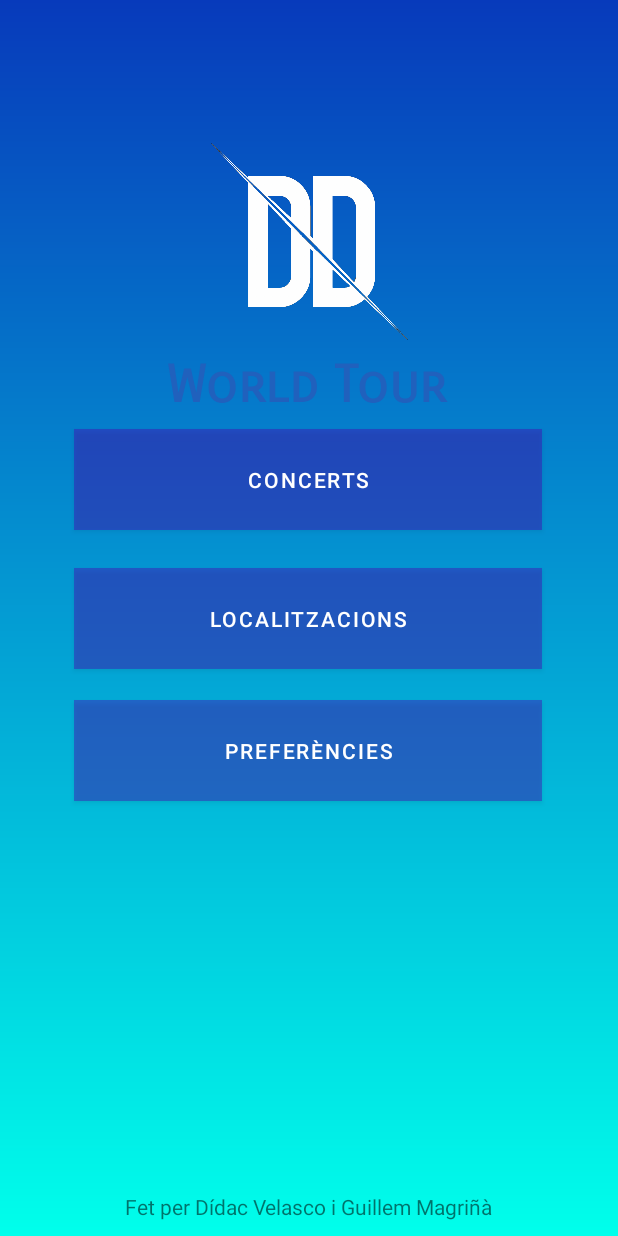
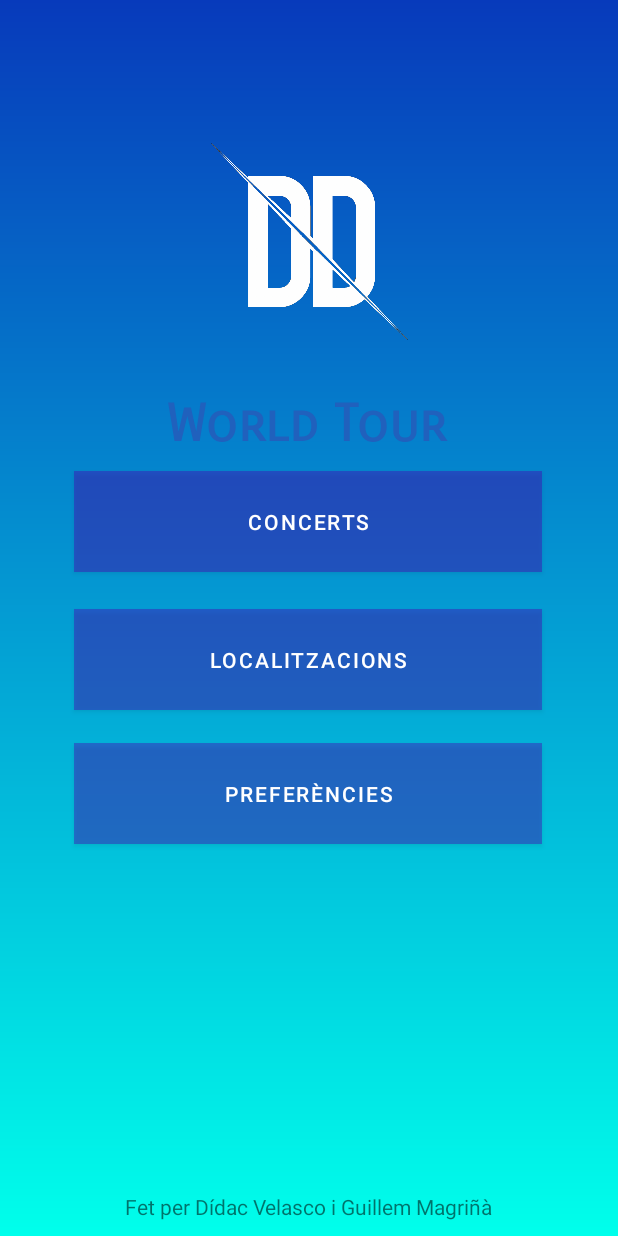
Before and after one commit to GuillemBSK/ArtistesMusicals, an Android app: the screen it shows after launch (MainActivity), on a phone screen of 412 x 824 dp. Run offline under Robolectric (Android 15) with nearby library versions, the phone set to English and light mode, and no system bars.

Commit message:
Correcció Main Layout.

```diff
--- a/app/src/main/res/layout/activity_main.xml
+++ b/app/src/main/res/layout/activity_main.xml
@@ -34,7 +34,21 @@
         app:layout_constraintEnd_toEndOf="parent"
         app:layout_constraintHorizontal_bias="0.494"
         app:layout_constraintStart_toStartOf="parent"
-        app:layout_constraintTop_toTopOf="parent" />
+        app:layout_constraintTop_toTopOf="parent"
+        app:layout_constraintVertical_bias="0.538" />
+
+    <Button
+        android:id="@+id/button6"
+        android:layout_width="312dp"
+        android:layout_height="67dp"
+        android:background="#66000000"
+        android:text="Concerts"
+        app:layout_constraintBottom_toBottomOf="parent"
+        app:layout_constraintEnd_toEndOf="parent"
+        app:layout_constraintHorizontal_bias="0.494"
+        app:layout_constraintStart_toStartOf="parent"
+        app:layout_constraintTop_toTopOf="parent"
+        app:layout_constraintVertical_bias="0.415" />
 
     <Button
         android:id="@+id/button5"
@@ -47,20 +61,7 @@
         app:layout_constraintHorizontal_bias="0.494"
         app:layout_constraintStart_toStartOf="parent"
         app:layout_constraintTop_toTopOf="parent"
-        app:layout_constraintVertical_bias="0.617" />
-
-    <Button
-        android:id="@+id/button6"
-        android:layout_width="312dp"
-        android:layout_height="67dp"
-        android:background="#66000000"
-        android:text="Concerts"
-        app:layout_constraintBottom_toBottomOf="parent"
-        app:layout_constraintEnd_toEndOf="parent"
-        app:layout_constraintHorizontal_bias="0.494"
-        app:layout_constraintStart_toStartOf="parent"
-        app:layout_constraintTop_toTopOf="parent"
-        app:layout_constraintVertical_bias="0.378" />
+        app:layout_constraintVertical_bias="0.655" />
 
     <TextView
         android:id="@+id/textView"
```
